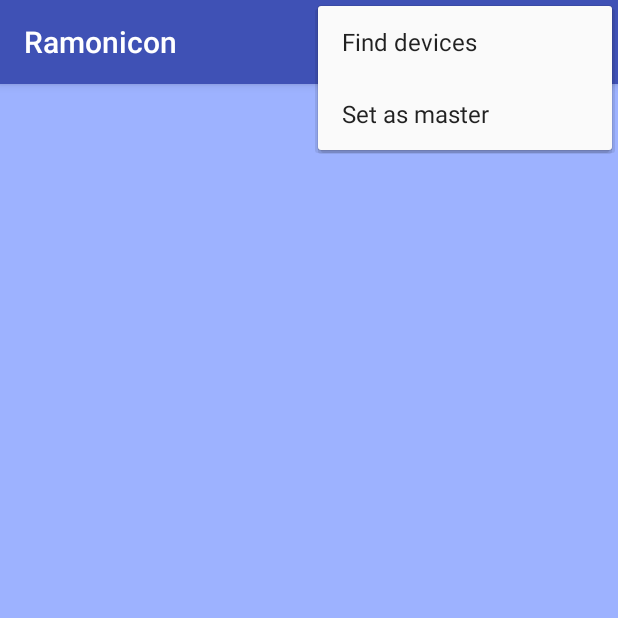
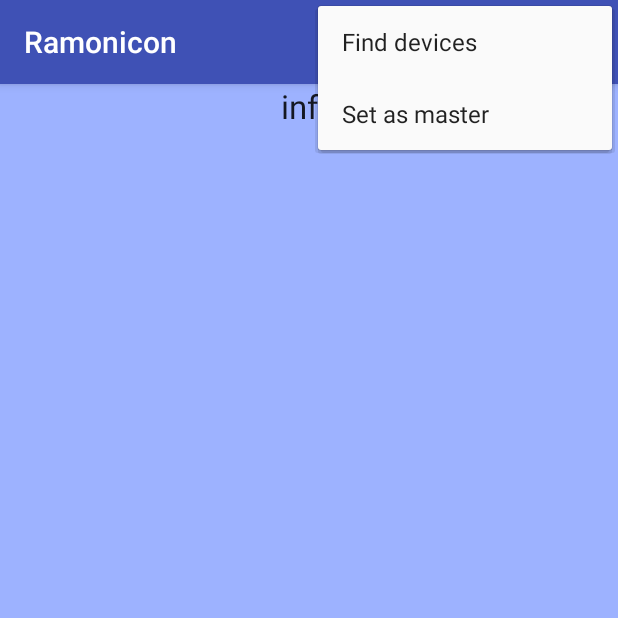
Before and after one commit to Happsson/Ramonicon, an Android app: the screen it shows after launch (WifiActivity), with the options menu open, on a phone screen of 412 x 824 dp, the top half of it. Run offline under Robolectric (Android 15) with nearby library versions, the light colour scheme and no system bars.

Commit message:
lite nytt och så

```diff
--- a/app/src/main/java/nu/geeks/ramonicon/ramonicon/WifiActivity.java
+++ b/app/src/main/java/nu/geeks/ramonicon/ramonicon/WifiActivity.java
@@ -6,12 +6,14 @@ import android.content.Context;
 import android.content.IntentFilter;
 import android.net.wifi.p2p.WifiP2pManager;
 import android.os.Bundle;
+import android.os.CountDownTimer;
 import android.support.v7.app.AppCompatActivity;
 import android.util.Log;
 import android.view.Menu;
 import android.view.MenuItem;
 import android.view.View;
 import android.widget.Button;
+import android.widget.RelativeLayout;
 import android.widget.TextView;
 
 /**
@@ -19,6 +21,14 @@ import android.widget.TextView;
  */
 public class WifiActivity extends AppCompatActivity {
 
+    //Game stuff
+    TextView tvTimer, tvInfo;
+    float timerTime;
+    RelativeLayout rlClick;
+    CountDownTimer timer;
+    boolean timerIsRunning;
+
+    //WIFI stuff
     WifiP2pManager manager;
     WifiP2pManager.Channel channel;
     BroadcastReceiver bReceiver;
@@ -33,6 +43,67 @@ public class WifiActivity extends AppCompatActivity {
         super.onCreate(savedInstanceState);
         setContentView(R.layout.game_screen);
 
+        createWifiStuff();
+        createGameStuff();
+
+    }
+
+    private void createGameStuff(){
+        timerTime  = 2;
+        timerIsRunning = false;
+
+        timer = new CountDownTimer(2000, 10) {
+            @Override
+            public void onTick(long millisUntilFinished) {
+                timerTime -= 0.01;
+            }
+
+            @Override
+            public void onFinish() {
+                timesUp();
+            }
+        };
+
+        tvInfo = (TextView) findViewById(R.id.tvInfo);
+        tvTimer = (TextView) findViewById(R.id.tvMsg);
+        rlClick = (RelativeLayout) findViewById(R.id.bgClickable);
+        rlClick.setOnClickListener(new View.OnClickListener() {
+            @Override
+            public void onClick(View v) {
+                if (timerIsRunning) {
+                    userPressedInTime();
+                }
+            }
+        });
+
+    }
+
+    /**
+     * User pressed in time, next player!
+     */
+    private void userPressedInTime() {
+        //TODO - alert next random player
+        //TODO - play of the corresponding player.
+
+
+
+    }
+
+    public void updateText(String text){
+        tvInfo.setText(text);
+    }
+
+    //User did not press in time!
+    private void timesUp() {
+        tvInfo.setText("DRINK!");
+    }
+
+    //TODO - den här metoden ska kallas på när ens ljud spelas upp på någon annan mobil.
+    public void startTimer(){
+        timer.start();
+    }
+
+    private void createWifiStuff(){
 
         manager = (WifiP2pManager) getSystemService(Context.WIFI_P2P_SERVICE);
         channel = manager.initialize(this, getMainLooper(), null);
@@ -43,8 +114,6 @@ public class WifiActivity extends AppCompatActivity {
         intentFilter.addAction(WifiP2pManager.WIFI_P2P_PEERS_CHANGED_ACTION);
         intentFilter.addAction(WifiP2pManager.WIFI_P2P_CONNECTION_CHANGED_ACTION);
         intentFilter.addAction(WifiP2pManager.WIFI_P2P_THIS_DEVICE_CHANGED_ACTION);
-
-
 
     }
 
@@ -75,7 +144,6 @@ public class WifiActivity extends AppCompatActivity {
                         Log.e(TAG, "Did not discover peers");
                     }
                 });
-                //HÄr muicke
                 break;
 
 
--- a/app/src/main/res/layout/game_screen.xml
+++ b/app/src/main/res/layout/game_screen.xml
@@ -19,5 +19,14 @@
             android:id="@+id/tvTimer"
             android:layout_centerVertical="true"
             android:layout_centerHorizontal="true" />
+
+        <TextView
+            android:layout_width="wrap_content"
+            android:layout_height="wrap_content"
+            android:textAppearance="?android:attr/textAppearanceLarge"
+            android:text="info"
+            android:id="@+id/tvInfo"
+            android:layout_alignParentTop="true"
+            android:layout_centerHorizontal="true" />
     </RelativeLayout>
 </LinearLayout>
```
Also changed, not shown: app/src/main/java/nu/geeks/ramonicon/ramonicon/MainActivity.java (+0 -17 lines), app/src/main/java/nu/geeks/ramonicon/ramonicon/WifiReceiver.java (+9 -4 lines), 5 other files.
